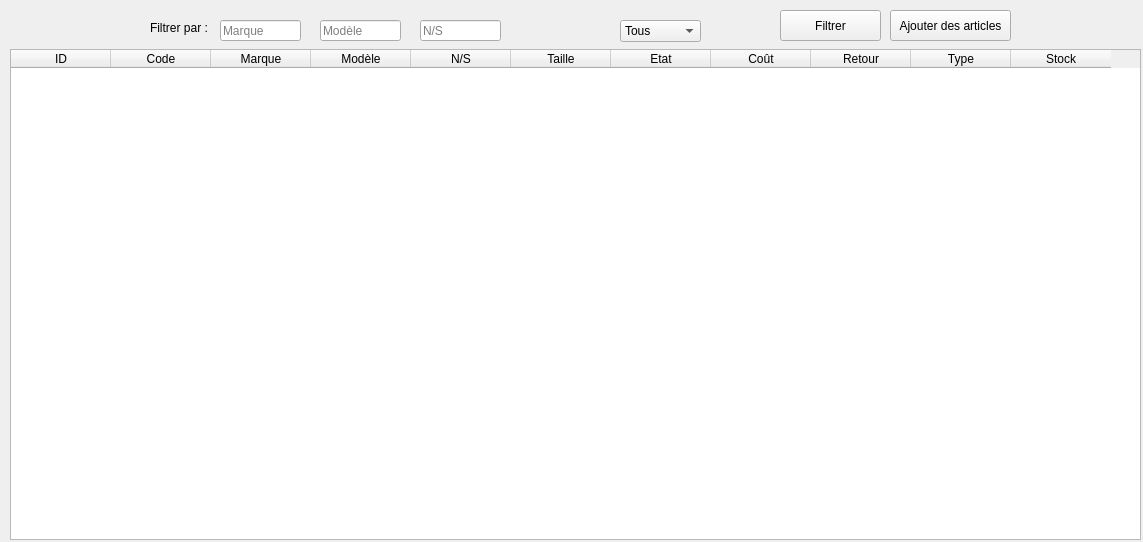
Old version of the form view/stockView.ui in the repository GruberAdam/TPI-Sploks.
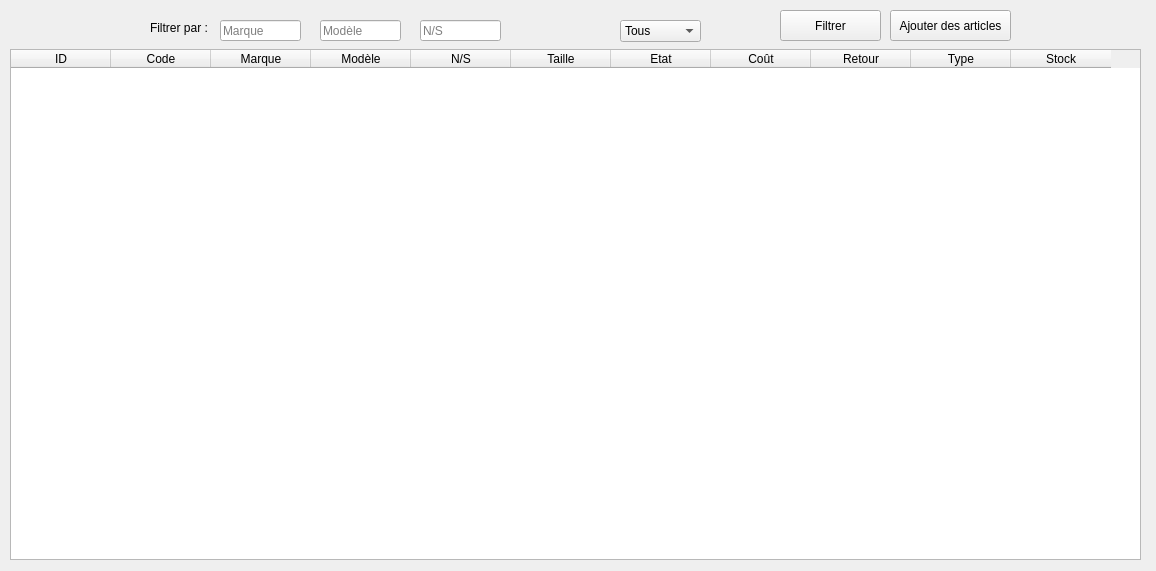
New version of the form.

Patch:
```diff
--- a/view/stockView.ui
+++ b/view/stockView.ui
@@ -6,8 +6,8 @@
    <rect>
     <x>0</x>
     <y>0</y>
-    <width>1143</width>
-    <height>542</height>
+    <width>1156</width>
+    <height>571</height>
    </rect>
   </property>
   <property name="windowTitle">
@@ -23,7 +23,7 @@
       <x>10</x>
       <y>49</y>
       <width>1131</width>
-      <height>491</height>
+      <height>511</height>
      </rect>
     </property>
     <property name="focusPolicy">
```
